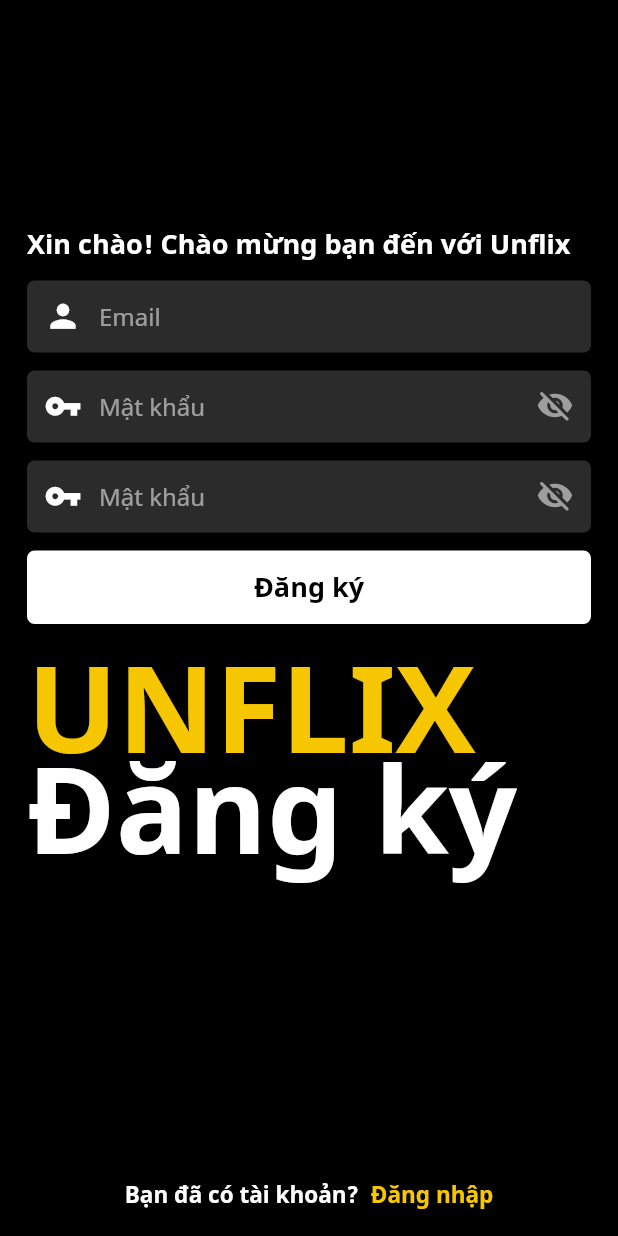
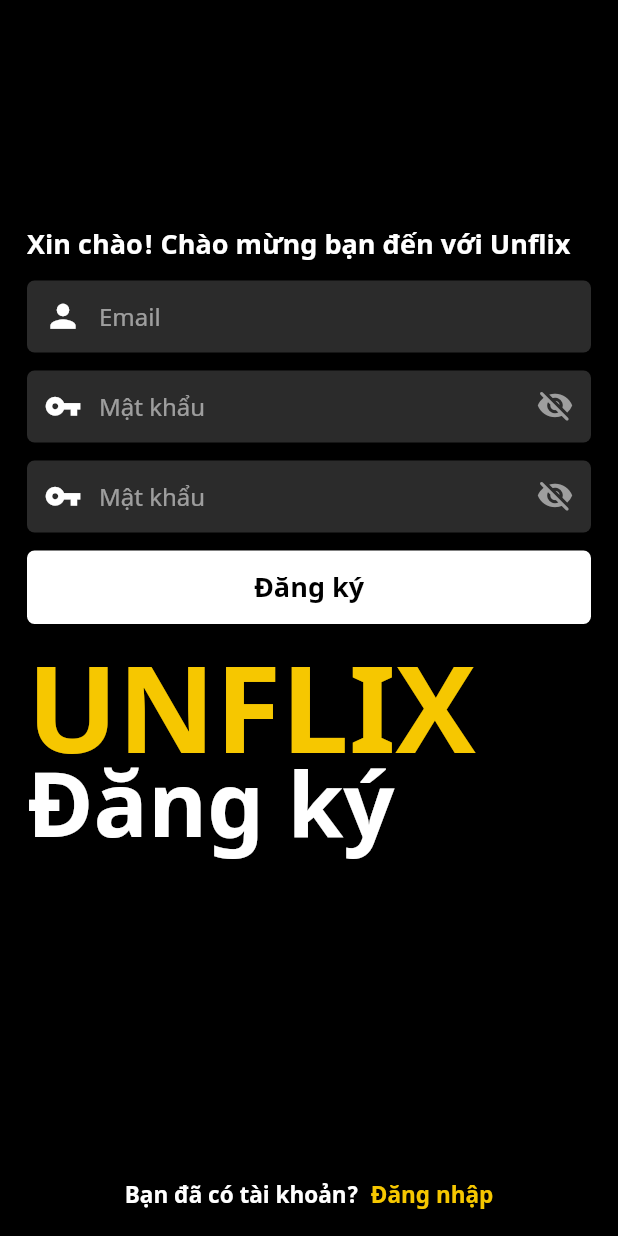
Before and after one commit to Phuc-HuynhTrong/unflix, a Flutter app: the screen it shows after launch, after a tap on "Đăng ký", on a phone screen of 412 x 824 dp. Run offline on Flutter 3.47's test engine with Material 2 defaults, Android fonts, the phone set to English and light mode, and no system bars; our stand-ins replace flutter_svg, get, share, video_player; missing offline and left inert: screen.

Commit message:
fix ui auth

```diff
--- a/lib/screens/auth_screens/fogot_password.dart
+++ b/lib/screens/auth_screens/fogot_password.dart
@@ -100,7 +100,7 @@ class _FogotPasswordScreenState extends State<FogotPasswordScreen> {
               padding: EdgeInsets.zero,
               alignment: Alignment.centerLeft,
               margin: EdgeInsets.only(top: 0),
-              child: Text('Mật khẩu', style: TextStyle(fontSize: 66, fontWeight: FontWeight.bold,height: 1.1, color: Colors.white), ),
+              child: Text('Mật khẩu', style: TextStyle(fontSize: 60, fontWeight: FontWeight.bold,height: 1.1, color: Colors.white), ),
             ),
 
             Expanded(child: Container( child: Text(""),),),
--- a/lib/screens/auth_screens/login_screen.dart
+++ b/lib/screens/auth_screens/login_screen.dart
@@ -189,7 +189,7 @@ class _LoginScreenState extends State<LoginScreen> {
               child: Text(
                 'Đăng nhập',
                 style: TextStyle(
-                    fontSize: 80,
+                    fontSize: 60,
                     fontWeight: FontWeight.bold,
                     height: 0.7,
                     color: Colors.white),
--- a/lib/screens/auth_screens/sign_up_screen.dart
+++ b/lib/screens/auth_screens/sign_up_screen.dart
@@ -157,7 +157,7 @@ class _SignUpScreenState extends State<SignUpScreen> {
               padding: EdgeInsets.zero,
               alignment: Alignment.centerLeft,
               margin: EdgeInsets.only(top: 0),
-              child: Text('Đăng ký', style: TextStyle(fontSize: 80, fontWeight: FontWeight.bold,height: 0.7, color: Colors.white), ),
+              child: Text('Đăng ký', style: TextStyle(fontSize: 60, fontWeight: FontWeight.bold,height: 0.7, color: Colors.white), ),
             ),
 
             Expanded(child: Container( child: Text(""),),),
```
